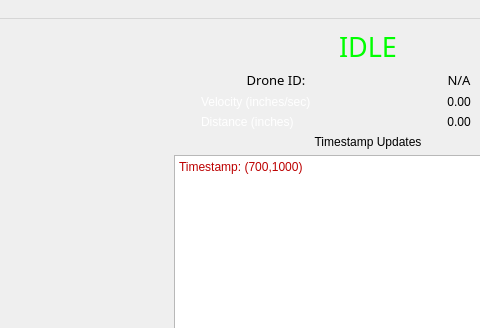
The window that Python_Serial_Master/mainwindow.ui (chance189/SD2_DRONE) describes before a commit, drawn with Qt 5; both pictures show x 229 to 709 and y 0 to 328 of the 800 by 600 pixel window.
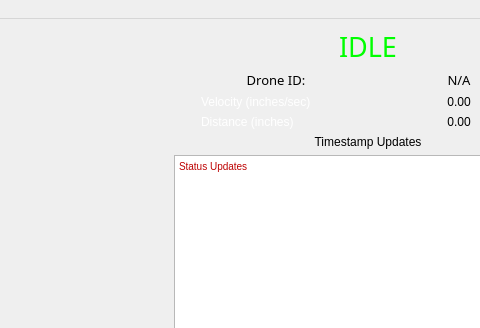
The same window after the commit.

The edit to the form file:
```diff
--- a/Python_Serial_Master/mainwindow.ui
+++ b/Python_Serial_Master/mainwindow.ui
@@ -237,7 +237,7 @@
          </widget>
         </item>
         <item>
-         <widget class="QPlainTextEdit" name="time_updates">
+         <widget class="QTextEdit" name="time_updates">
           <property name="sizePolicy">
            <sizepolicy hsizetype="Maximum" vsizetype="Expanding">
             <horstretch>0</horstretch>
@@ -259,10 +259,12 @@
           <property name="horizontalScrollBarPolicy">
            <enum>Qt::ScrollBarAlwaysOff</enum>
           </property>
-          <property name="plainText">
-           <string>Timestamp: (700,1000)
-
-</string>
+          <property name="html">
+           <string>&lt;!DOCTYPE HTML PUBLIC &quot;-//W3C//DTD HTML 4.0//EN&quot; &quot;http://www.w3.org/TR/REC-html40/strict.dtd&quot;&gt;
+&lt;html&gt;&lt;head&gt;&lt;meta name=&quot;qrichtext&quot; content=&quot;1&quot; /&gt;&lt;style type=&quot;text/css&quot;&gt;
+p, li { white-space: pre-wrap; }
+&lt;/style&gt;&lt;/head&gt;&lt;body style=&quot; font-family:'MS Shell Dlg 2'; font-size:7.8pt; font-weight:400; font-style:normal;&quot;&gt;
+&lt;p style=&quot; margin-top:0px; margin-bottom:0px; margin-left:0px; margin-right:0px; -qt-block-indent:0; text-indent:0px;&quot;&gt;Status Updates&lt;/p&gt;&lt;/body&gt;&lt;/html&gt;</string>
           </property>
          </widget>
         </item>
```
